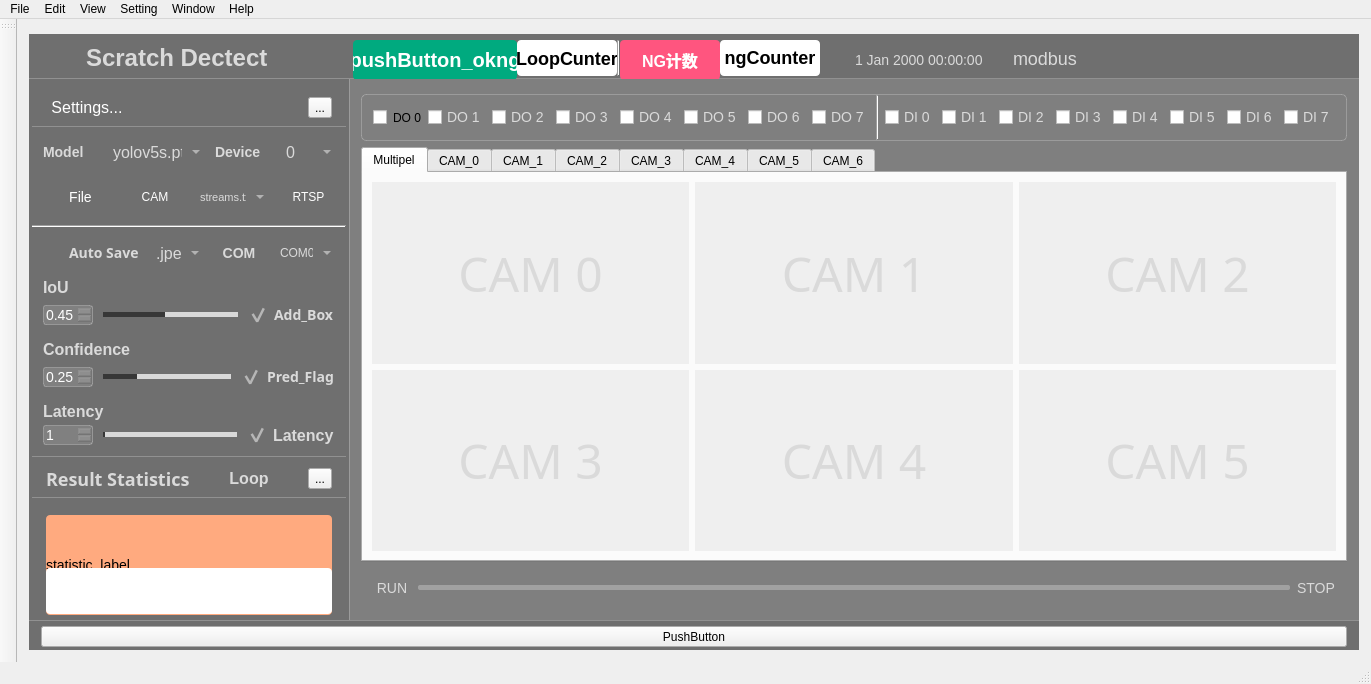
Old version of the form ui_files/main_win.ui in the repository bigcheng123/Scratches-detected.
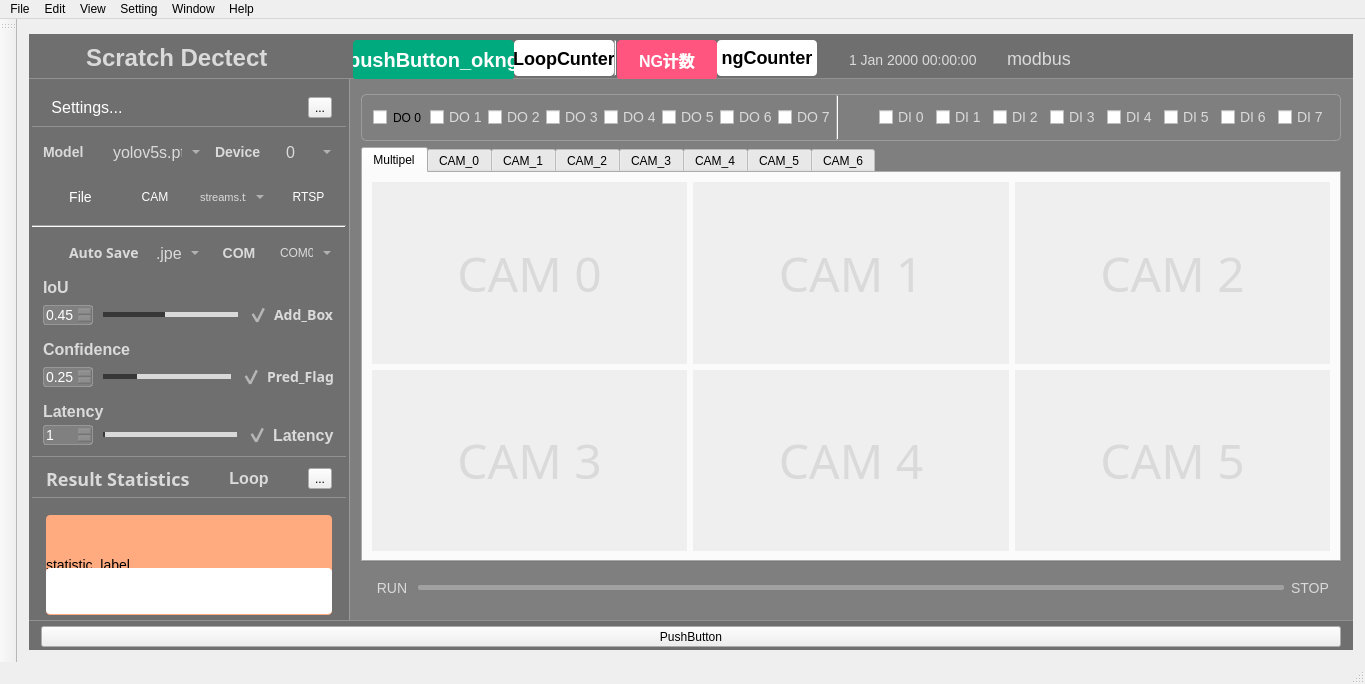
New version of the form. Icons and pictures are not drawn. Custom widgets are drawn as their Qt base class.

```diff
--- a/ui_files/main_win.ui
+++ b/ui_files/main_win.ui
@@ -2431,6 +2431,12 @@
                </property>
                <item>
                 <widget class="QCheckBox" name="checkBox_2">
+                 <property name="minimumSize">
+                  <size>
+                   <width>51</width>
+                   <height>0</height>
+                  </size>
+                 </property>
                  <property name="autoFillBackground">
                   <bool>false</bool>
                  </property>
@@ -2454,6 +2460,12 @@
                </item>
                <item>
                 <widget class="QCheckBox" name="checkBox_3">
+                 <property name="minimumSize">
+                  <size>
+                   <width>51</width>
+                   <height>0</height>
+                  </size>
+                 </property>
                  <property name="styleSheet">
                   <string notr="true">color: rgb(218, 218, 218);
 font-size: 14px;</string>
@@ -2465,6 +2477,12 @@
                </item>
                <item>
                 <widget class="QCheckBox" name="checkBox_4">
+                 <property name="minimumSize">
+                  <size>
+                   <width>51</width>
+                   <height>0</height>
+                  </size>
+                 </property>
                  <property name="styleSheet">
                   <string notr="true">color: rgb(218, 218, 218);
 font-size: 14px;</string>
@@ -2476,6 +2494,12 @@
                </item>
                <item>
                 <widget class="QCheckBox" name="checkBox_5">
+                 <property name="minimumSize">
+                  <size>
+                   <width>51</width>
+                   <height>0</height>
+                  </size>
+                 </property>
                  <property name="styleSheet">
                   <string notr="true">color: rgb(218, 218, 218);
 font-size: 14px;</string>
@@ -2487,6 +2511,12 @@
                </item>
                <item>
                 <widget class="QCheckBox" name="checkBox_6">
+                 <property name="minimumSize">
+                  <size>
+                   <width>51</width>
+                   <height>0</height>
+                  </size>
+                 </property>
                  <property name="styleSheet">
                   <string notr="true">color: rgb(218, 218, 218);
 font-size: 14px;</string>
@@ -2498,6 +2528,12 @@
                </item>
                <item>
                 <widget class="QCheckBox" name="checkBox_7">
+                 <property name="minimumSize">
+                  <size>
+                   <width>51</width>
+                   <height>0</height>
+                  </size>
+                 </property>
                  <property name="styleSheet">
                   <string notr="true">color: rgb(218, 218, 218);
 font-size: 14px;</string>
@@ -2509,6 +2545,12 @@
                </item>
                <item>
                 <widget class="QCheckBox" name="checkBox_8">
+                 <property name="minimumSize">
+                  <size>
+                   <width>51</width>
+                   <height>0</height>
+                  </size>
+                 </property>
                  <property name="styleSheet">
                   <string notr="true">color: rgb(218, 218, 218);
 font-size: 14px;</string>
@@ -2520,6 +2562,12 @@
                </item>
                <item>
                 <widget class="QCheckBox" name="checkBox_9">
+                 <property name="minimumSize">
+                  <size>
+                   <width>51</width>
+                   <height>0</height>
+                  </size>
+                 </property>
                  <property name="styleSheet">
                   <string notr="true">color: rgb(218, 218, 218);
 font-size: 14px;</string>
```
